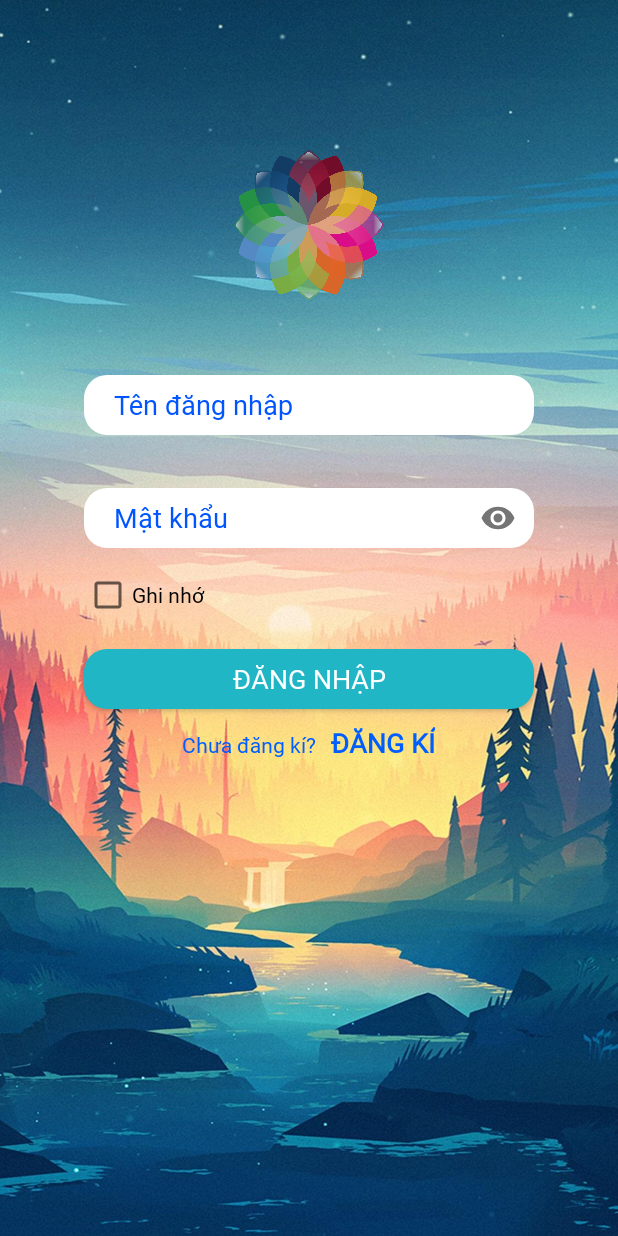
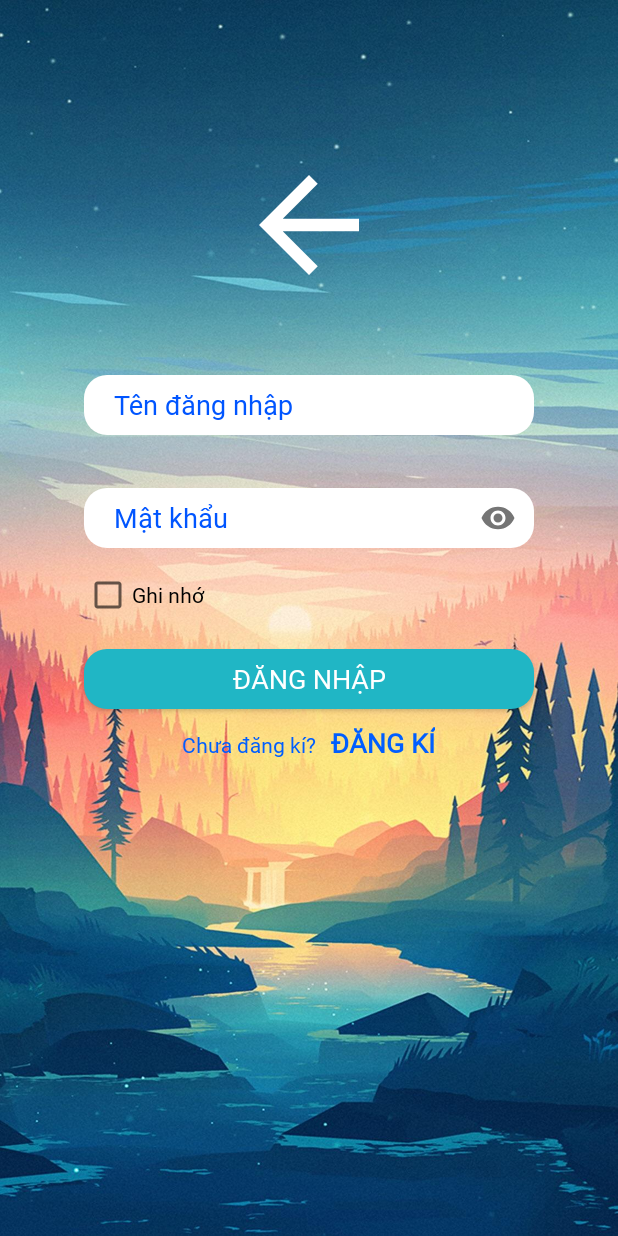
Before and after one commit to haibui2505/ASM_MOB204_PK01120_PK01537, an Android app: the DangNhap screen opened directly, with no data from a screen before it, on a phone screen of 412 x 824 dp. Run offline under Robolectric (Android 15) with nearby library versions, the phone set to English and light mode, and no system bars; libraries missing offline, so code that uses them is left out: com.blogspot.atifsoftwares.

Commit message:
doi logo
asfjajsfahfoei

```diff
--- a/FALL2020/ASMPK011202/app/src/main/res/layout/activity_dang_nhap.xml
+++ b/FALL2020/ASMPK011202/app/src/main/res/layout/activity_dang_nhap.xml
@@ -16,7 +16,7 @@
         android:layout_width="100dp"
         android:layout_height="100dp"
         android:scaleType="fitCenter"
-        app:srcCompat="@drawable/logo" />
+        app:srcCompat="@drawable/abc_vector_test" />
 
     <com.google.android.material.textfield.TextInputLayout
         android:layout_width="wrap_content"
```
